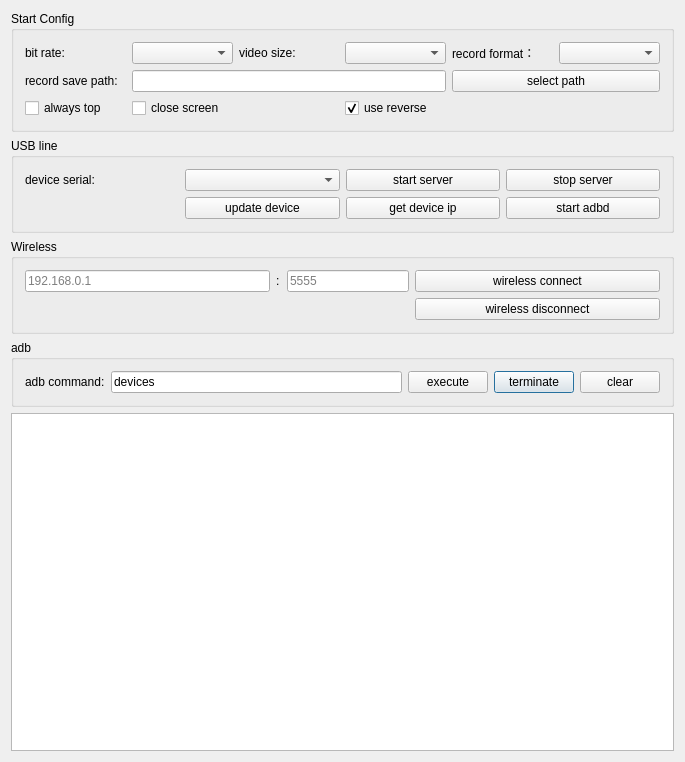
First picture: the form in QtScrcpy/dialog.ui, repository barry-ran/QtScrcpy, before the edit.
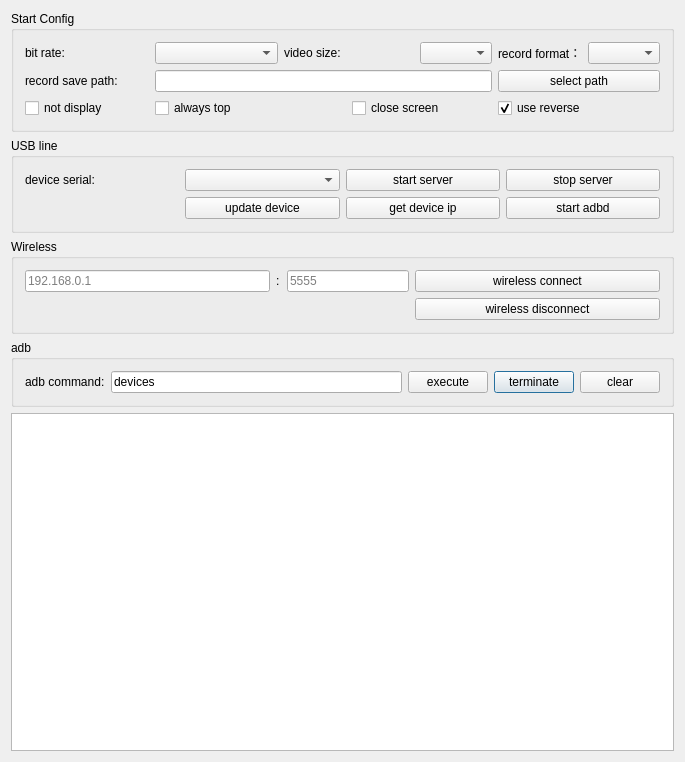
Second picture: the form after the edit.

What changed in the file:
```diff
--- a/QtScrcpy/dialog.ui
+++ b/QtScrcpy/dialog.ui
@@ -119,24 +119,17 @@
       <string>Start Config</string>
      </property>
      <layout class="QGridLayout" name="gridLayout_3">
-      <item row="0" column="4">
-       <widget class="QLabel" name="label_4">
-        <property name="text">
-         <string>video size:</string>
+      <item row="1" column="3" colspan="5">
+       <widget class="QLineEdit" name="recordPathEdt">
+        <property name="readOnly">
+         <bool>true</bool>
         </property>
        </widget>
       </item>
-      <item row="0" column="0">
-       <widget class="QLabel" name="label_3">
-        <property name="text">
-         <string>bit rate:</string>
-        </property>
-       </widget>
-      </item>
-      <item row="0" column="7">
+      <item row="0" column="9">
        <widget class="QComboBox" name="formatBox"/>
       </item>
-      <item row="0" column="3">
+      <item row="0" column="3" colspan="2">
        <widget class="QComboBox" name="bitRateBox">
         <property name="toolTip">
          <string/>
@@ -146,17 +139,21 @@
         </property>
        </widget>
       </item>
-      <item row="1" column="0">
-       <widget class="QLabel" name="label_5">
+      <item row="0" column="8">
+       <widget class="QLabel" name="label_6">
         <property name="text">
-         <string>record save path:</string>
+         <string>record format：</string>
         </property>
-        <property name="buddy">
-         <cstring>recordPathEdt</cstring>
+       </widget>
+      </item>
+      <item row="0" column="7">
+       <widget class="QComboBox" name="videoSizeBox">
+        <property name="toolTip">
+         <string/>
         </property>
        </widget>
       </item>
-      <item row="1" column="6" colspan="2">
+      <item row="1" column="8" colspan="2">
        <widget class="QPushButton" name="selectRecordPathBtn">
         <property name="text">
          <string>select path</string>
@@ -166,7 +163,7 @@
         </property>
        </widget>
       </item>
-      <item row="2" column="0">
+      <item row="2" column="3" colspan="3">
        <widget class="QCheckBox" name="alwaysTopCheck">
         <property name="text">
          <string>always top</string>
@@ -176,28 +173,24 @@
         </property>
        </widget>
       </item>
-      <item row="0" column="6">
-       <widget class="QLabel" name="label_6">
+      <item row="2" column="0" colspan="2">
+       <widget class="QCheckBox" name="notDisplayCheck">
         <property name="text">
-         <string>record format：</string>
+         <string>not display</string>
         </property>
-       </widget>
-      </item>
-      <item row="1" column="3" colspan="3">
-       <widget class="QLineEdit" name="recordPathEdt">
-        <property name="readOnly">
-         <bool>true</bool>
+        <property name="checkable">
+         <bool>false</bool>
         </property>
        </widget>
       </item>
-      <item row="0" column="5">
-       <widget class="QComboBox" name="videoSizeBox">
-        <property name="toolTip">
-         <string/>
+      <item row="1" column="0" colspan="2">
+       <widget class="QLabel" name="label_5">
+        <property name="text">
+         <string>record save path:</string>
         </property>
        </widget>
       </item>
-      <item row="2" column="5">
+      <item row="2" column="8" colspan="2">
        <widget class="QCheckBox" name="useReverseCheck">
         <property name="text">
          <string>use reverse</string>
@@ -207,13 +200,27 @@
         </property>
        </widget>
       </item>
-      <item row="2" column="3" colspan="2">
+      <item row="2" column="6" colspan="2">
        <widget class="QCheckBox" name="closeScreenCheck">
         <property name="text">
          <string>close screen</string>
         </property>
        </widget>
       </item>
+      <item row="0" column="0" colspan="2">
+       <widget class="QLabel" name="label_3">
+        <property name="text">
+         <string>bit rate:</string>
+        </property>
+       </widget>
+      </item>
+      <item row="0" column="5" colspan="2">
+       <widget class="QLabel" name="label_4">
+        <property name="text">
+         <string>video size:</string>
+        </property>
+       </widget>
+      </item>
      </layout>
     </widget>
    </item>
```
Left out of the diff: 4 changed lines with no effect on the pictures.
